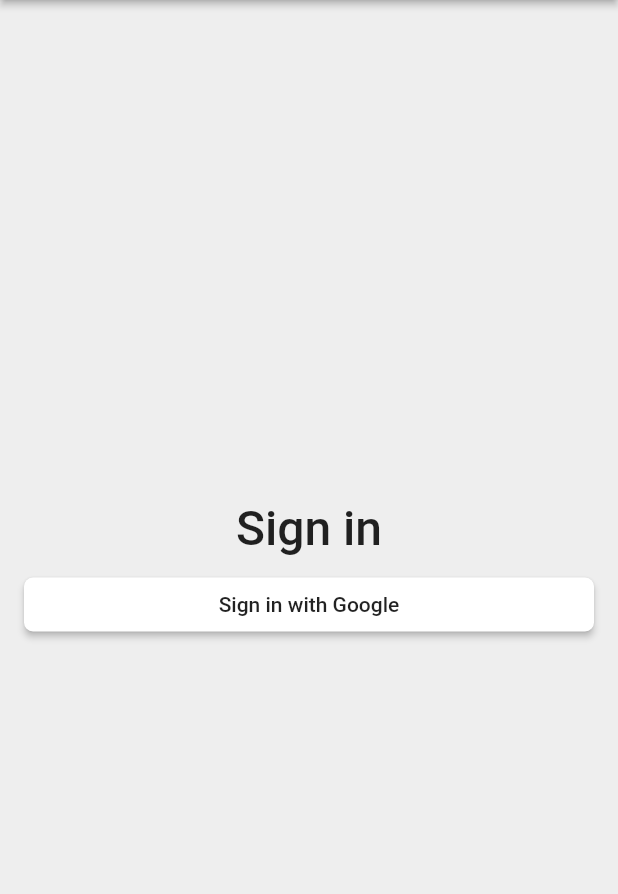
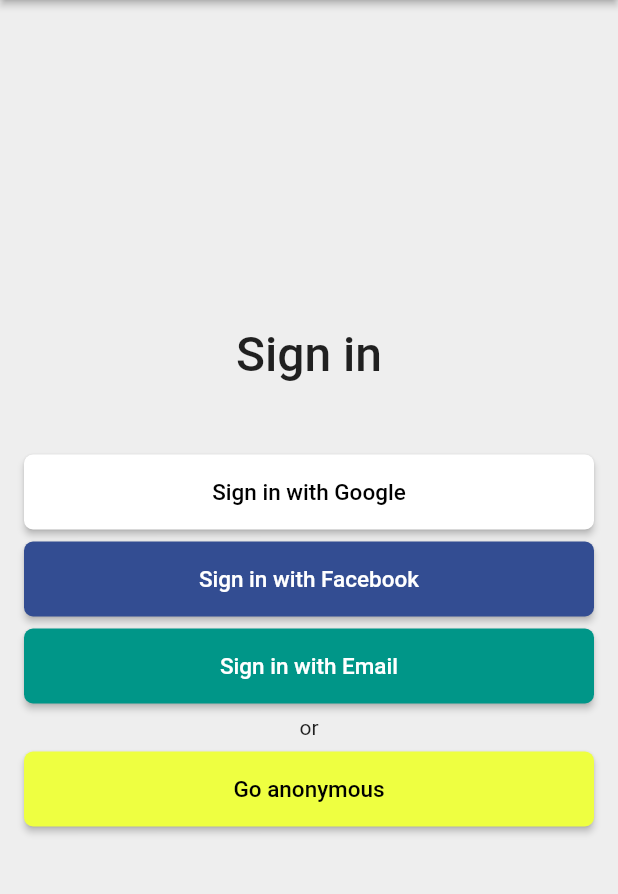
Before and after one commit to cawoolf/time_tracker_fulter_course, a Flutter app: the screen it shows after launch, after a tap on "Sign in with Google", on a phone screen of 412 x 824 dp, the part 84-978 px from its top. Run offline on Flutter 3.47's test engine with Material 2 defaults, Android fonts, the phone set to English and light mode, and no system bars.

Commit message:
progress on layout

```diff
--- /dev/null
+++ b/lib/app/sign_in/sign_in_button.dart
@@ -0,0 +1,15 @@
+import 'dart:ui';
+import 'package:flutter/material.dart';
+import 'package:time_tracker_flutter_course/common_widgets/custom_raised_button.dart';
+
+class SignInButton extends CustomRaisedButton {
+  SignInButton({super.key, required String text,
+  required Color color,
+  required Color textColor,
+  required VoidCallback onPressed,}) :
+  super(child: Text(text, style: TextStyle(color: textColor, fontSize: 15.0)),
+      color: color,
+      onPressed: onPressed,
+      borderRadius: 6.0);
+
+}
--- a/lib/app/sign_in/sign_in_page.dart
+++ b/lib/app/sign_in/sign_in_page.dart
@@ -1,8 +1,11 @@
 import 'package:flutter/cupertino.dart';
 import 'package:flutter/material.dart';
+import 'package:time_tracker_flutter_course/app/sign_in/sign_in_button.dart';
 import 'package:time_tracker_flutter_course/common_widgets/custom_raised_button.dart';
+import 'package:time_tracker_flutter_course/common_widgets/text_widgets_library.dart';
 
 class SignInPage extends StatelessWidget {
+  // Constructor
   const SignInPage({super.key});
 
   @override
@@ -33,16 +36,52 @@
         // Essentially Horizontal Alignment
         crossAxisAlignment: CrossAxisAlignment.stretch,
         children: <Widget>[
-          _signInText(),
+          _signInTitleText(),
+          _spaceBetweenWidgets(height: 48.0),
+          SignInButton(
+              text: "Sign in with Google",
+              color: Colors.white,
+              textColor: Colors.black,
+              onPressed: () {
+                null;
+              }),
           _spaceBetweenWidgets(),
-          const CustomRaisedButton(),
+          SignInButton(
+              text: "Sign in with Facebook",
+              color: const Color(0xFF334D92),
+              textColor: Colors.white,
+              onPressed: () {
+                null;
+              }),
           _spaceBetweenWidgets(),
+          SignInButton(
+              text: "Sign in with Email",
+              color: Colors.teal,
+              textColor: Colors.white,
+              onPressed: () {
+                null;
+              }),
+          _spaceBetweenWidgets(),
+          _orText(),
+          _spaceBetweenWidgets(),
+          SignInButton(
+              text: "Go anonymous",
+              color: Colors.limeAccent,
+              textColor: Colors.black,
+              onPressed: () {
+                null;
+              }),
         ],
       ), // The child of a Container can be any Widget in Flutter
     );
   }
 
-  Text _signInText() {
+  // Returns a sized box with a optional parameter for height, default height of 8.0,
+  SizedBox _spaceBetweenWidgets({double height = 8.0}) {
+    return SizedBox(height: height);
+  }
+
+  Text _signInTitleText() {
     return const Text(
       "Sign in",
       textAlign: TextAlign.center,
@@ -53,11 +92,13 @@
     );
   }
 
-  SizedBox _spaceBetweenWidgets() {
-    return const SizedBox(height: 8.0);
+  Text _orText() {
+    return const Text(
+      "or",
+      textAlign: TextAlign.center,
+      style: TextStyle(fontSize: 14.0, color: Colors.black87),
+    );
   }
-
-  // The Buttons can have children
 
   void _signInWithGoogle() {
     print('Google Sign in clicked: Authenticating with Google');
--- a/lib/common_widgets/custom_raised_button.dart
+++ b/lib/common_widgets/custom_raised_button.dart
@@ -1,27 +1,33 @@
-
-import 'package:flutter/cupertino.dart';
 import 'package:flutter/material.dart';
 
-class CustomRaisedButton extends StatelessWidget{
-  const CustomRaisedButton({super.key});
+class CustomRaisedButton extends StatelessWidget {
+  const CustomRaisedButton(
+      {super.key,
+      required this.child,
+      required this.color,
+      this.borderRadius = 2.0, // Default value for all custom buttons
+      this.height = 50.0,
+      required this.onPressed});
+
+  final Widget child;
+  final Color color;
+  final double borderRadius;
+  final double height;
+  final VoidCallback onPressed;
 
   @override
   Widget build(BuildContext context) {
     // The Buttons can have children
-   return ElevatedButton(
-        onPressed: () {
-          // _signInWithGoogle();
-          null;
-        },
-        style: ElevatedButton.styleFrom(
-            backgroundColor: Colors.white,
-            shape: const RoundedRectangleBorder(
-                borderRadius: BorderRadius.all(Radius.circular(6.0)))),
-        child: const Text(
-          "Sign in with Google",
-          style: TextStyle(color: Colors.black87),
-        ));
+    return SizedBox( // Useful for directly adding height to widgets
+      height: height,
+      child: ElevatedButton(
+          onPressed: onPressed,
+          style: ElevatedButton.styleFrom(
+              backgroundColor: color,
+              shape: RoundedRectangleBorder(
+                  borderRadius: BorderRadius.all(Radius.circular(borderRadius)))),
+          child: child,
+          ),
+    );
   }
-
-
 }
```
Also changed, not shown: lib/common_widgets/text_widgets_library.dart (added, +35 -0 lines), 2 other files.
